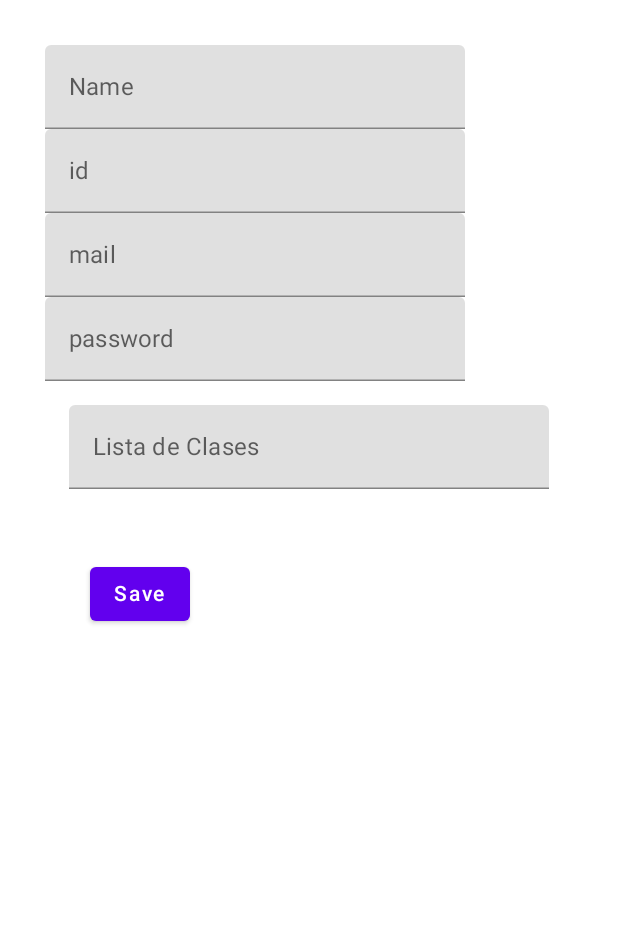
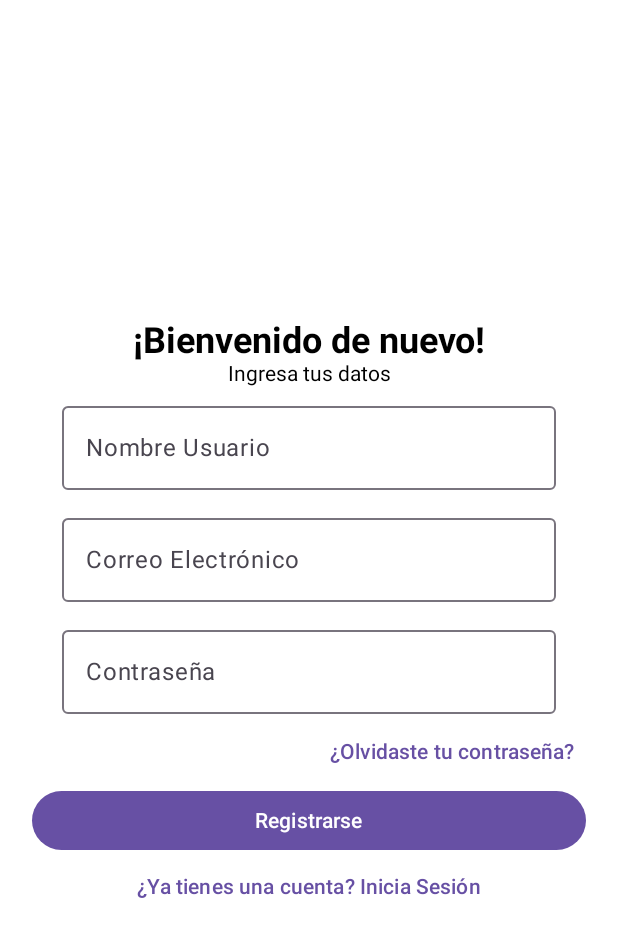
Before and after one commit to Maria-Villafuerte/Proyecto_1_GenioCo, an Android app built with Jetpack Compose: the @Preview function prueba_datos, on a phone screen of 412 x 824 dp. Shown: the top 937 px of the screen. Run offline under Robolectric (Android 15) with nearby library versions, the phone set to English and light mode, and no system bars; our stand-ins replace Firebase (no records; nobody signed in at launch, a user with empty details on screens opened directly).

Commit message:
Métodos de agregar datos

```diff
--- a/Proyecto_1/app/src/main/java/com/example/proyecto_1/Networking/prueba_datos.kt
+++ b/Proyecto_1/app/src/main/java/com/example/proyecto_1/Networking/prueba_datos.kt
@@ -1,91 +1,169 @@
 package com.example.proyecto_1.Networking
 
 import android.widget.Toast
+import androidx.compose.foundation.layout.Arrangement
 import androidx.compose.foundation.layout.Column
+import androidx.compose.foundation.layout.fillMaxSize
 import androidx.compose.foundation.layout.fillMaxWidth
+import androidx.compose.foundation.layout.height
 import androidx.compose.foundation.layout.padding
-import androidx.compose.material.Button
-import androidx.compose.material.Text
-import androidx.compose.material.TextField
+import androidx.compose.foundation.layout.width
 import androidx.compose.material3.ExperimentalMaterial3Api
+import androidx.compose.material3.OutlinedTextField
+import androidx.compose.material3.TextButton
 import androidx.compose.runtime.Composable
 import androidx.compose.runtime.getValue
 import androidx.compose.runtime.mutableStateOf
 import androidx.compose.runtime.remember
 import androidx.compose.runtime.setValue
+import androidx.compose.ui.Alignment
 import androidx.compose.ui.Modifier
 import androidx.compose.ui.platform.LocalContext
+import androidx.compose.ui.res.dimensionResource
+import androidx.compose.ui.res.stringResource
+import androidx.compose.ui.text.font.FontWeight
 import androidx.compose.ui.tooling.preview.Preview
-import androidx.compose.ui.unit.dp
+import androidx.compose.ui.unit.sp
+import com.example.proyecto_1.R
 import com.example.proyecto_1.models.Clase
+import com.example.proyecto_1.models.Parciales
+import com.example.proyecto_1.models.Questions
+import com.example.proyecto_1.models.Temas
 import com.example.proyecto_1.models.User
-import com.google.firebase.Firebase
-import com.google.firebase.database.database
+import com.google.firebase.database.DataSnapshot
+import com.google.firebase.database.DatabaseError
+import com.google.firebase.database.ValueEventListener
+
 
 @Preview
 @OptIn(ExperimentalMaterial3Api::class)
 @Composable
 fun prueba_datos(){
-    val database = Firebase.database
+    var email by remember { mutableStateOf("") }
+    var password by remember { mutableStateOf("") }
+    var name by remember { mutableStateOf("") }
+    var totaldatos by remember { mutableStateOf("") }
 
-    var name by remember {mutableStateOf("")}
-    var id by remember {mutableStateOf("")}
-    var mail by remember {mutableStateOf("")}
-    var password by remember {mutableStateOf("")}
-    var inputText by remember { mutableStateOf("") }
-    var clases by remember { mutableStateOf(emptyList<Clase>()) }
+    Column(
+        modifier = Modifier
+            .fillMaxSize()
+            .padding(dimensionResource(R.dimen.padding_medium)),
+        verticalArrangement = Arrangement.Center,
+        horizontalAlignment = Alignment.CenterHorizontally // Alinea los elementos a la izquierda
+    ) {
+        androidx.compose.material3.Text(
+            stringResource(R.string.bienveida_2),
+            fontSize = 24.sp,
+            fontWeight = FontWeight.Bold,
+            modifier = Modifier.align(Alignment.CenterHorizontally)
+        )
+
+        androidx.compose.material3.Text(
+            stringResource(R.string.datos_1),
+            fontSize = 14.sp,
+            modifier = Modifier.align(Alignment.CenterHorizontally)
+        )
+
+        OutlinedTextField(
+            value = name,
+            onValueChange = {newText -> name = newText},
+            label = { androidx.compose.material3.Text("Nombre Usuario") },
+            modifier = Modifier
+                .width(dimensionResource(R.dimen.width_textBox))
+                .padding(dimensionResource(R.dimen.padding_Xsmall))
+        )
+
+        OutlinedTextField(
+            value = email,
+            onValueChange = {newText -> email = newText},
+            label = { androidx.compose.material3.Text(stringResource(R.string.correo)) },
+            modifier = Modifier
+                .width(dimensionResource(R.dimen.width_textBox))
+                .padding(dimensionResource(R.dimen.padding_Xsmall))
+        )
+
+        OutlinedTextField(
+            value = password,
+            onValueChange = { newText -> password = newText },
+            label = { androidx.compose.material3.Text( stringResource(R.string.contra)) },
+            modifier = Modifier
+                .width(dimensionResource(R.dimen.width_textBox))
+                .padding(dimensionResource(R.dimen.padding_Xsmall))
+        )
+        TextButton(onClick = { /*TODO*/ },
+            modifier = Modifier
+                .align(Alignment.End)
+                .height(dimensionResource(R.dimen.padding_XXbig)))
+        { androidx.compose.material3.Text(stringResource(R.string.contra_1)) }
+        val context = LocalContext.current
+        val openAlertDialog = remember { mutableStateOf(false) }
+        val realtime = Realtime_Manager()
+
+        realtime.databaseReference.addListenerForSingleValueEvent(object : ValueEventListener {
+            override fun onDataChange(snapshot: DataSnapshot) {
+                // El recuento total de nodos bajo "Usuarios"
+                val totalDatos = snapshot.childrenCount.toInt()
+                totaldatos = (totalDatos + 1).toString()
+            }
+
+            override fun onCancelled(error: DatabaseError) {
+                // Manejar el error si ocurre
+                println("Error al obtener el recuento: ${error.message}")
+            }
+        })
+        val savedUsertext = stringResource(R.string.registrado)
+        val nodata = stringResource(R.string.noData)
+        androidx.compose.material3.Button(
+            onClick = {
+                val usuario = User(id = totaldatos, name = name, mail = email, password = password)
+                if (usuario.name != "") {
+                    realtime.addContact(usuario)
+                    Toast.makeText(context, savedUsertext, Toast.LENGTH_SHORT).show()
+                   /* navController.navigate("welcome_login/$userID")*/
+                } else {
+                    Toast.makeText(context, nodata, Toast.LENGTH_SHORT).show()
+                }
+                totaldatos = ""
+                email = ""
+                password = ""
+                name = ""
+                openAlertDialog.value = true
+            },
+            modifier = Modifier
+                .fillMaxWidth()
+                .height(dimensionResource(R.dimen.padding_XXXbig))
+                .width(dimensionResource(R.dimen.width_textBox))
+                .padding(dimensionResource(R.dimen.padding_Xsmall))
+        ) {
+            androidx.compose.material3.Text(stringResource(R.string.registro))
+        }
+        TextButton(onClick = {/*navController.navigate(route = NavigationState.Login.route) */},
+            modifier = Modifier
+                .align(Alignment.CenterHorizontally)
+                .height(dimensionResource(R.dimen.padding_XXbig)))
+        { androidx.compose.material3.Text(stringResource(R.string.cambio_inicio)) }
+
+    }
+}
+
+@Preview
+@Composable
+fun prenas (){
+    var uruario_nuevo: User = User ("22123", "Pancho Guerra","pasdaso", "asdasd")
+    var clase_nueva: Clase= Clase("7657", "Teatro")
+    var Parcial_nuevo: Parciales= Parciales("1", "Parcial 1")
+    var tema_nuevo: Temas= Temas("35", "La hisotria del arte")
+    val opciones: List<String> = listOf("1998", "1785", "1965", "1240")
+    var pregutna_nueva: Questions= Questions("10", "","¿En que año se hizo la monalisa?", "1785",opciones)
 
 
 
-    Column(modifier = Modifier.padding(30.dp)) {
-        TextField(value = name,
-            onValueChange = {newText -> name = newText},
-            label = { Text(text = "Name")}
-        )
-        TextField(value = id,
-            onValueChange = {newText -> id = newText},
-            label = { Text(text = "id")}
-        )
-        TextField(value = mail,
-            onValueChange = {newText -> mail = newText},
-            label = { Text(text = "mail")}
-        )
-        TextField(value = password,
-            onValueChange = {newText -> password = newText},
-            label = { Text(text = "password")}
-        )
-        TextField(
-            value = inputText,
-            onValueChange = {
-                inputText = it
-                // Convierte el texto a una lista de clases (puedes personalizar esta lógica según tu necesidad)
-                val newList = it.lines().map { claseName -> Clase(Nombre = claseName) }
-                clases = newList
-            },
-            label = { Text(text = "Lista de Clases") },
-            maxLines = 5, // Puedes ajustar esto según tus necesidades
-            modifier = Modifier
-                .fillMaxWidth()
-                .padding(16.dp)
-        )
 
-        val context = LocalContext.current
-        Button(
-            onClick = {
-                val usersRef = database.reference.child("Usuarios")
-                val userRef = usersRef.child(name)
-                val usuario = User(id,name)
-                userRef.setValue(usuario)
-                Toast.makeText(context, "Save user", Toast.LENGTH_SHORT).show()
-                name = ""
-                id = ""
-            },
-            modifier = Modifier.padding(30.dp)
-        ) {
-            Text(text = "Save")
+    val rieal=Realtime_Manager ()
 
-        }
-
-    }
-
+   rieal.addContact(uruario_nuevo)
+   rieal.agregar_clase(uruario_nuevo,clase_nueva)
+   rieal.agregar_parcial(uruario_nuevo,clase_nueva,Parcial_nuevo)
+   rieal.agregar_tema(uruario_nuevo,clase_nueva,Parcial_nuevo,tema_nuevo)
+   rieal.agregar_pregunta(uruario_nuevo,clase_nueva,Parcial_nuevo,tema_nuevo,pregutna_nueva)
 }
--- a/Proyecto_1/app/src/main/java/com/example/proyecto_1/models/User.kt
+++ b/Proyecto_1/app/src/main/java/com/example/proyecto_1/models/User.kt
@@ -2,12 +2,12 @@ package com.example.proyecto_1.models
 
 import com.example.proyecto_1.R
 
-val clase: Clase=Clase("3024", "Arte")
+
 data class User(var id:String = "0",
                 var name: String = "Usuario000",
                 var mail: String = "blabla@gmail.com",
                 var password: String = "1234",
                 var profilePicture: Int = R.mipmap.ic_students_foreground,
                 var profileBack: Int = R.drawable.profile_back,
-                var Clases: List<Clase> = listOf(clase)
+                var Clases: List<Clase> = listOf()
 )
--- a/Proyecto_1/app/src/main/java/com/example/proyecto_1/ui/selection/view/Selection.kt
+++ b/Proyecto_1/app/src/main/java/com/example/proyecto_1/ui/selection/view/Selection.kt
@@ -11,9 +11,13 @@ import androidx.compose.foundation.layout.padding
 import androidx.compose.foundation.layout.size
 import androidx.compose.foundation.layout.width
 import androidx.compose.foundation.shape.RoundedCornerShape
+import androidx.compose.material.icons.Icons
+import androidx.compose.material.icons.filled.Favorite
 import androidx.compose.material3.Button
 import androidx.compose.material3.ButtonDefaults
 import androidx.compose.material3.ExperimentalMaterial3Api
+import androidx.compose.material3.FloatingActionButton
+import androidx.compose.material3.Icon
 import androidx.compose.material3.Scaffold
 import androidx.compose.material3.Text
 import androidx.compose.runtime.Composable
@@ -83,6 +87,8 @@ fun Selection(navController: NavController = rememberNavController(), userID: St
                 )
                 Text(text = "\t" + stringResource(R.string.exam))
             }
+
         }
+
     }
 }
```
Also changed, not shown: Proyecto_1/app/src/main/java/com/example/proyecto_1/Networking/Agregar_Clase.kt (added, +41 -0 lines), Proyecto_1/app/src/main/java/com/example/proyecto_1/Networking/Realtime_Manager.kt (+91 -5 lines), Proyecto_1/app/src/main/java/com/example/proyecto_1/ui/historial/view/History.kt (+15 -1 lines), Proyecto_1/app/src/main/java/com/example/proyecto_1/ui/materia/view/HomeScreen.kt (+14 -1 lines), Proyecto_1/app/src/main/java/com/example/proyecto_1/ui/register/view/register.kt (+2 -6 lines), Proyecto_1/app/src/main/java/com/example/proyecto_1/ui/temas/view/Temas_Clases.kt (+24 -2 lines).
